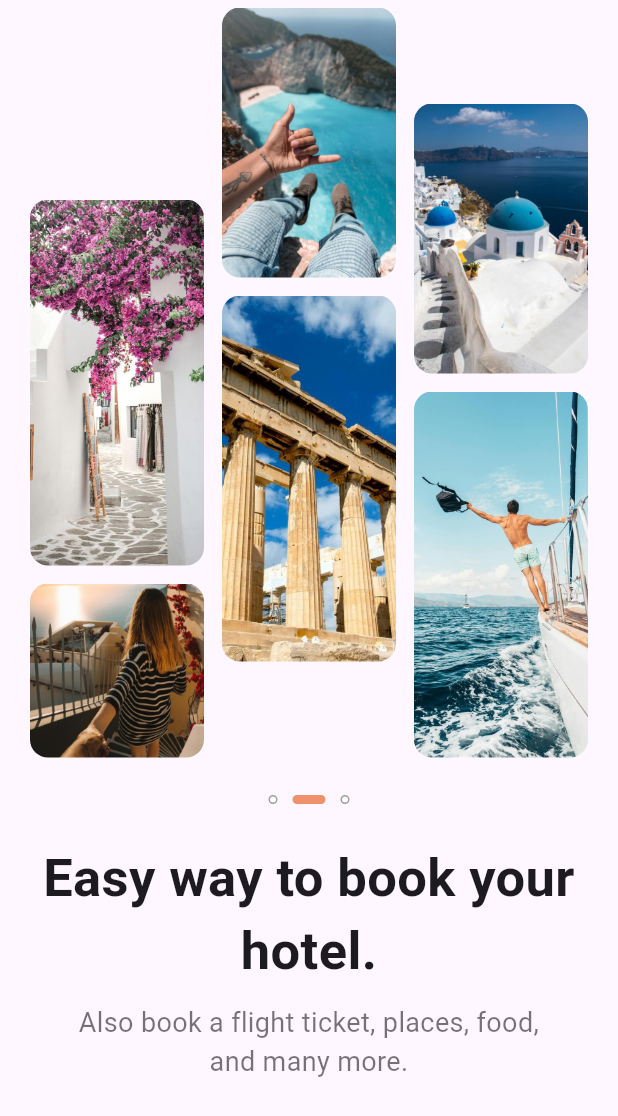
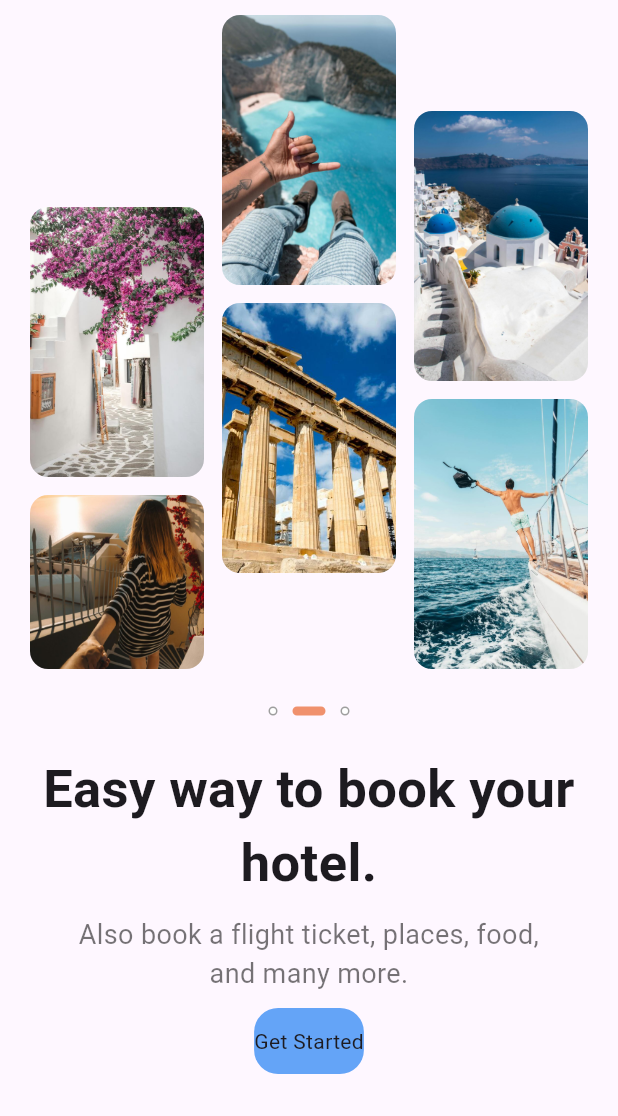
Before and after one commit to AlexEduV/flutter_travel_v2_app, a Flutter app: the screen it shows after launch, on a phone screen of 412 x 824 dp. Shown: the top 1116 px of the screen. Run offline on Flutter 3.47's test engine with Material 3 defaults, Android fonts, the phone set to English and light mode, and no system bars; our stand-ins replace gap.

Commit message:
fixed grid size to allow more items in the bottom;

```diff
--- a/lib/pages/home_page.dart
+++ b/lib/pages/home_page.dart
@@ -1,5 +1,6 @@
 import 'package:flutter/material.dart';
 import 'package:flutter_staggered_grid_view/flutter_staggered_grid_view.dart';
+import 'package:flutter_travel_v2_app/style/project_colors.dart';
 import 'package:flutter_travel_v2_app/widgets/dot_slider.dart';
 import 'package:flutter_travel_v2_app/widgets/grid_tile_normal.dart';
 import 'package:flutter_travel_v2_app/widgets/primary_text.dart';
@@ -26,11 +27,9 @@ class _MyHomePageState extends State<MyHomePage> {
           child: Column(
             children: [
 
-              const Gap(5.0),
-
               //grid view
               Padding(
-                padding: const EdgeInsets.symmetric(horizontal: 20.0),
+                padding: const EdgeInsets.symmetric(horizontal: 20.0, vertical: 10.0),
                 child: StaggeredGrid.count(
                   crossAxisCount: 6,
                   mainAxisSpacing: 12,
@@ -58,17 +57,17 @@ class _MyHomePageState extends State<MyHomePage> {
                     ),
                     StaggeredGridTile.count(
                       crossAxisCellCount: 2,
-                      mainAxisCellCount: 4,
+                      mainAxisCellCount: 3,
                       child: GridTileNormal(source: 'assets/images/get-started-1.jpg',)
                     ),
                     StaggeredGridTile.count(
                       crossAxisCellCount: 2,
-                      mainAxisCellCount: 4,
+                      mainAxisCellCount: 3,
                       child: GridTileNormal(source: 'assets/images/get-started-5.jpg',)
                     ),
                     StaggeredGridTile.count(
                       crossAxisCellCount: 2,
-                      mainAxisCellCount: 4,
+                      mainAxisCellCount: 3,
                       child: GridTileNormal(source: 'assets/images/get-started-6.jpg',)
                     ),
                     StaggeredGridTile.count(
@@ -80,7 +79,7 @@ class _MyHomePageState extends State<MyHomePage> {
                 ),
               ),
 
-              const Gap(25.0),
+              const Gap(15.0),
 
               //slider
               DotSlider(index: index),
@@ -95,7 +94,17 @@ class _MyHomePageState extends State<MyHomePage> {
               //secondary text
               const SecondaryText(text: 'Also book a flight ticket, places, food, and many more.'),
 
+              const Gap(10.0),
+
               //'Get started' button
+              Container(
+                padding: const EdgeInsets.symmetric(vertical: 12.0),
+                decoration: BoxDecoration(
+                  borderRadius: BorderRadius.circular(16.0),
+                  color: ProjectColors.mainColor,
+                ),
+                child: Text('Get Started'),
+              )
             ],
           ),
         )
--- a/lib/style/project_colors.dart
+++ b/lib/style/project_colors.dart
@@ -1,5 +1,6 @@
 import 'dart:ui';
 
 class ProjectColors {
+  static const Color mainColor = Color(0xff64a4f7);
   static const Color accentColor = Color(0xfff0916d);
 }
```
